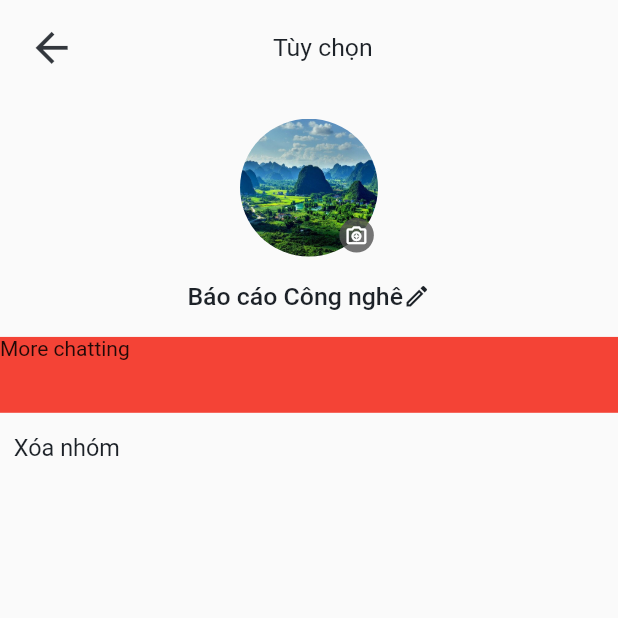
After one commit to CongNgheMoi2024/app_zalo, a Flutter app: the MoreChattingScreen screen opened directly, on a phone screen of 412 x 824 dp, the top half of it. The commit adds this screen. Run offline on Flutter 3.47's test engine with Material 2 defaults, Android fonts, the phone set to English and light mode, and no system bars; our stand-ins replace audioplayers, cached_network_image, contacts_service, dio, extended_image, file_picker and 11 more; missing offline and left inert: envify, stomp_dart_client; accounts and stored records are empty; network calls fail.

```diff
--- a/lib/screens/chatting_with/ui/chatting_with_screen.dart
+++ b/lib/screens/chatting_with/ui/chatting_with_screen.dart
@@ -3,8 +3,10 @@ import 'dart:convert';
 import 'package:app_zalo/constants/index.dart';
 import 'package:app_zalo/env.dart';
 import 'package:app_zalo/models/chat/infor_user_chat.dart';
+import 'package:app_zalo/routes/routes.dart';
 import 'package:app_zalo/screens/chatting_with/bloc/get_all_message_cubit.dart';
 import 'package:app_zalo/screens/chatting_with/bloc/get_all_message_state.dart';
+import 'package:app_zalo/screens/more_chatting/ui/more_chatting_screen.dart';
 import 'package:app_zalo/storages/storage.dart';
 import 'package:app_zalo/utils/send_file.dart';
 import 'package:app_zalo/widget/dismiss_keyboard_widget.dart';
@@ -108,6 +110,12 @@ class _ChattingWithScreenState extends State<ChattingWithScreen> {
                   timeActive: widget.inforUserChat.timeActive,
                   urlAvatar: widget.inforUserChat.avatar,
                   sex: widget.inforUserChat.sex,
+                  actionMenuMore: () {
+                    Navigator.push(
+                        context,
+                        MaterialPageRoute(
+                            builder: (context) => const MoreChattingScreen()));
+                  },
                 ),
                 Expanded(
                   child: SingleChildScrollView(
--- /dev/null
+++ b/lib/screens/more_chatting/ui/more_chatting_screen.dart
@@ -0,0 +1,95 @@
+import 'package:app_zalo/constants/index.dart';
+import 'package:app_zalo/widget/header/header_back.dart';
+import 'package:app_zalo/widget/header/header_trans.dart';
+import 'package:flutter/material.dart';
+
+class MoreChattingScreen extends StatefulWidget {
+  const MoreChattingScreen({super.key});
+
+  @override
+  State<MoreChattingScreen> createState() => _MoreChattingScreenState();
+}
+
+class _MoreChattingScreenState extends State<MoreChattingScreen> {
+  @override
+  Widget build(BuildContext context) {
+    double height = MediaQuery.of(context).size.height;
+    double width = MediaQuery.of(context).size.width;
+    return SafeArea(
+      child: Scaffold(
+        body: Column(
+          crossAxisAlignment: CrossAxisAlignment.start,
+          children: [
+            HeaderTrans(
+              title: "Tùy chọn",
+            ),
+            Container(
+              margin: EdgeInsets.only(top: 20.sp),
+              width: width,
+              child: Center(
+                child: Stack(
+                  children: [
+                    ClipRRect(
+                      borderRadius: BorderRadius.circular(50.sp),
+                      child: ImageAssets.pngAsset(
+                        Png.imgAnhBia,
+                        width: 100.sp,
+                        height: 100.sp,
+                        fit: BoxFit.cover,
+                      ),
+                    ),
+                    Positioned(
+                      right: 3.sp,
+                      bottom: 3.sp,
+                      child: Container(
+                          height: 25.sp,
+                          width: 25.sp,
+                          decoration: BoxDecoration(
+                              color: greyIcTop.withOpacity(0.8),
+                              borderRadius: BorderRadius.circular(80.sp)),
+                          child: Icon(
+                            Icons.camera_enhance_outlined,
+                            size: 17.sp,
+                            color: whiteColor,
+                          )),
+                    )
+                  ],
+                ),
+              ),
+            ),
+            Row(
+              mainAxisAlignment: MainAxisAlignment.center,
+              crossAxisAlignment: CrossAxisAlignment.center,
+              children: [
+                SizedBox(
+                  height: height * 0.065,
+                  child: Center(
+                    child: Text(
+                      "Báo cáo Công nghê",
+                      style: text18.primary.medium,
+                      textAlign: TextAlign.center,
+                    ),
+                  ),
+                ),
+                Icon(Icons.edit_outlined, size: 20.sp, color: primaryColor)
+              ],
+            ),
+            Container(
+              height: 55.sp,
+              width: width,
+              color: Colors.red,
+              child: Text("More chatting"),
+            ),
+            Container(
+                padding: EdgeInsets.symmetric(
+                  vertical: 15.sp,
+                  horizontal: 10.sp,
+                ),
+                decoration: BoxDecoration(),
+                child: Text("Xóa nhóm", style: text17.primary.regular))
+          ],
+        ),
+      ),
+    );
+  }
+}
--- a/lib/widget/header/header_back.dart
+++ b/lib/widget/header/header_back.dart
@@ -58,9 +58,7 @@ class _HeaderBackState extends State<HeaderBack> {
         Expanded(
           child: Row(
             mainAxisAlignment: MainAxisAlignment.center,
-            children: [
-              Text(widget.title ?? 'Tiêu đề', style: text18.white.semiBold)
-            ],
+            children: [Text(widget.title ?? '', style: text18.white.semiBold)],
           ),
         ),
         widget.notCheck == false
--- a/lib/widget/header/header_of_chatting.dart
+++ b/lib/widget/header/header_of_chatting.dart
@@ -8,12 +8,14 @@ class HeaderOfChatting extends StatefulWidget {
   String? timeActive;
   String? urlAvatar;
   bool? sex;
+  Function? actionMenuMore;
   HeaderOfChatting(
       {super.key,
       this.nameReceiver,
       this.timeActive,
       this.urlAvatar,
-      this.sex});
+      this.sex,
+      this.actionMenuMore});
 
   @override
   State<HeaderOfChatting> createState() => _HeaderOfChattingState();
@@ -113,7 +115,13 @@ class _HeaderOfChattingState extends State<HeaderOfChatting> {
             ],
           ),
         ),
-        Padding(
+        InkWell(
+          onTap: widget.actionMenuMore == null
+              ? () {}
+              : () {
+                  widget.actionMenuMore!();
+                },
+          child: Padding(
             padding: EdgeInsets.symmetric(
               horizontal: 16.sp,
               vertical: 12.sp,
@@ -123,6 +131,7 @@ class _HeaderOfChattingState extends State<HeaderOfChatting> {
               size: 31.sp,
               color: whiteColor.withOpacity(0.9),
             ),
+          ),
         )
       ]),
     );
--- /dev/null
+++ b/lib/widget/header/header_trans.dart
@@ -0,0 +1,53 @@
+import 'package:app_zalo/constants/index.dart';
+import 'package:flutter/material.dart';
+
+// ignore: must_be_immutable
+class HeaderTrans extends StatefulWidget {
+  bool? notCheck;
+  String? title;
+  final Function? actionCheck;
+  HeaderTrans({super.key, this.notCheck = false, this.title, this.actionCheck});
+
+  @override
+  State<HeaderTrans> createState() => _HeaderTransState();
+}
+
+class _HeaderTransState extends State<HeaderTrans> {
+  @override
+  Widget build(BuildContext context) {
+    double width = MediaQuery.of(context).size.width;
+    return Container(
+      height: 66.sp,
+      width: width,
+      padding: EdgeInsets.only(top: 3.sp),
+      child: Row(crossAxisAlignment: CrossAxisAlignment.center, children: [
+        Row(
+          mainAxisAlignment: MainAxisAlignment.start,
+          crossAxisAlignment: CrossAxisAlignment.center,
+          children: [
+            InkWell(
+              onTap: () {
+                Navigator.pop(context);
+              },
+              child: Container(
+                margin: EdgeInsets.only(left: 20.sp, right: 20.sp),
+                child: Icon(
+                  Icons.arrow_back,
+                  size: 35.sp,
+                  color: primaryColor.withOpacity(0.9),
+                ),
+              ),
+            ),
+          ],
+        ),
+        Expanded(
+          child: Row(
+            mainAxisAlignment: MainAxisAlignment.center,
+            children: [Text(widget.title ?? '', style: text18.primary.regular)],
+          ),
+        ),
+        SizedBox(width: 55.sp, height: 30.sp),
+      ]),
+    );
+  }
+}
```
Lines whose indentation alone changed are shown as unchanged.
